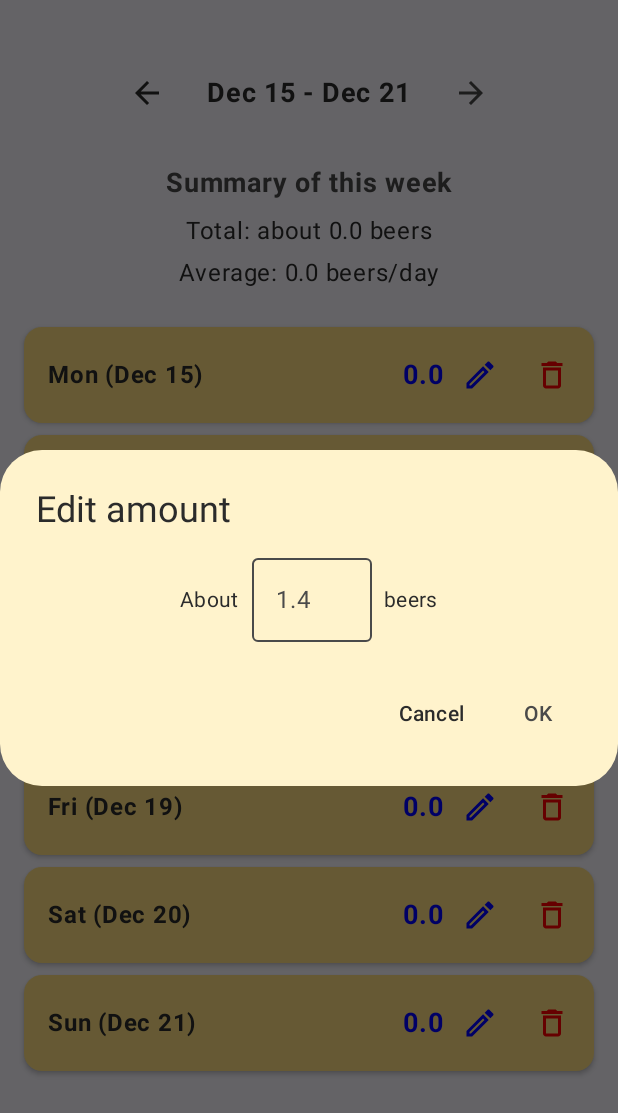
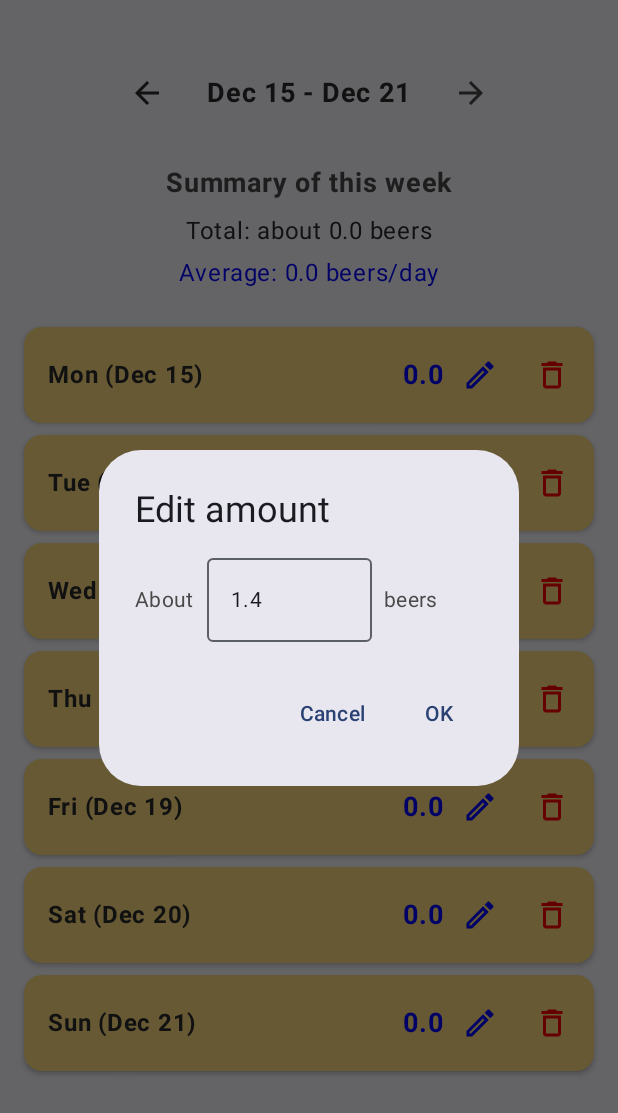
Before and after one commit to PowPowPic/SimpleBeerTime, an Android app built with Jetpack Compose: the composable HistoryScreen shown on its own in the app's theme, after a tap on "Edit", on a phone screen of 412 x 824 dp. Shown: the top 1113 px of the screen. Run offline under Robolectric (Android 15) with nearby library versions, the phone set to English and light mode, and no system bars.

Commit message:
SBT7　プレースホルダーを廃止　プリフィル入力へ

```diff
--- a/app/src/main/java/com/powder/simplebeertime/ui/dialog/EditDayAmountDialog.kt
+++ b/app/src/main/java/com/powder/simplebeertime/ui/dialog/EditDayAmountDialog.kt
@@ -1,19 +1,24 @@
 package com.powder.simplebeertime.ui.dialog
 
 import androidx.compose.foundation.layout.*
-import androidx.compose.foundation.text.KeyboardActions
 import androidx.compose.foundation.text.KeyboardOptions
 import androidx.compose.material3.*
 import androidx.compose.runtime.*
 import androidx.compose.ui.Alignment
 import androidx.compose.ui.Modifier
 import androidx.compose.ui.res.stringResource
-import androidx.compose.ui.text.input.ImeAction
 import androidx.compose.ui.text.input.KeyboardType
 import androidx.compose.ui.unit.dp
 import com.powder.simplebeertime.R
 import com.powder.simplebeertime.ui.theme.SimpleColors
-import kotlin.math.roundToInt
+
+import androidx.compose.material3.AlertDialog
+import androidx.compose.material3.TextButton
+import androidx.compose.material3.OutlinedTextField
+import java.util.Locale
+
+
+
 
 @Composable
 fun EditDayAmountDialog(
@@ -21,100 +26,68 @@ fun EditDayAmountDialog(
     onDismiss: () -> Unit,
     onConfirm: (Double) -> Unit
 ) {
-    var amountText by remember { mutableStateOf(
-        if (currentAmount > 0.0) String.format("%.1f", currentAmount) else ""
-    ) }
+    // ✅ 初期値：0.0なら 1.4、0より大きいなら現在値
+    var text by remember(currentAmount) {
+        mutableStateOf(
+            if (currentAmount > 0.0) {
+                String.format(Locale.getDefault(), "%.1f", currentAmount)
+            } else {
+                "1.4"
+            }
+        )
+    }
 
-    // 入力値のバリデーション
-    val parsedAmount = amountText.toDoubleOrNull()
-    val isValid = parsedAmount != null && parsedAmount >= 0.0
+    // 入力値の解析
+    val parsed = text.trim().toDoubleOrNull()
+
+    // ✅ 小数1桁に丸めて使う（安全策）
+    val normalized: Double? = parsed?.let { v ->
+        if (v < 0.0) null else kotlin.math.round(v * 10.0) / 10.0
+    }
 
     AlertDialog(
         onDismissRequest = onDismiss,
-        containerColor = SimpleColors.DialogBackground,
-        titleContentColor = SimpleColors.TextPrimary,
-        title = {
-            Text(text = stringResource(R.string.edit_day_dialog_title))
+        title = { Text(text = stringResource(R.string.edit_day_dialog_title)) },
+        confirmButton = {
+            TextButton(
+                onClick = { normalized?.let(onConfirm) },
+                enabled = normalized != null
+            ) {
+                Text(text = stringResource(android.R.string.ok))
+            }
+        },
+        dismissButton = {
+            TextButton(onClick = onDismiss) {
+                Text(text = stringResource(android.R.string.cancel))
+            }
         },
         text = {
-            Row(
-                verticalAlignment = Alignment.CenterVertically,
-                horizontalArrangement = Arrangement.Center,
-                modifier = Modifier.fillMaxWidth()
-            ) {
+            // About [   ] beers の並び
+            Row(verticalAlignment = Alignment.CenterVertically) {
                 Text(
-                    text = stringResource(R.string.main_amount_prefix),
-                    color = SimpleColors.TextPrimary
+                    text = "About",
+                    color = SimpleColors.TextSecondary
                 )
 
                 Spacer(modifier = Modifier.width(8.dp))
 
                 OutlinedTextField(
-                    value = amountText,
-                    onValueChange = { new ->
-                        // 数字と小数点のみ許可
-                        if (new.isEmpty() || new.matches(Regex("""^\d*\.?\d*$"""))) {
-                            amountText = new
-                        }
+                    value = text,
+                    onValueChange = { input ->
+                        // ✅ 数字・小数点だけ許可（ゆるめ）
+                        val filtered = input.filter { it.isDigit() || it == '.' }
+                        text = filtered
                     },
-                    modifier = Modifier.width(80.dp),
                     singleLine = true,
-                    placeholder = {
-                        Text(
-                            text = "1.4",
-                            color = SimpleColors.TextSecondary
-                        )
-                    },
-                    keyboardOptions = KeyboardOptions(
-                        keyboardType = KeyboardType.Decimal,
-                        imeAction = ImeAction.Done
-                    ),
-                    keyboardActions = KeyboardActions(
-                        onDone = {
-                            if (isValid && parsedAmount != null) {
-                                val rounded = (parsedAmount * 10).roundToInt() / 10.0
-                                onConfirm(rounded)
-                            }
-                        }
-                    ),
-                    colors = OutlinedTextFieldDefaults.colors(
-                        focusedTextColor = SimpleColors.TextPrimary,
-                        unfocusedTextColor = SimpleColors.TextPrimary,
-                        cursorColor = SimpleColors.TextPrimary,
-                        focusedBorderColor = SimpleColors.ButtonPrimary,
-                        unfocusedBorderColor = SimpleColors.TextSecondary
-                    )
+                    modifier = Modifier.width(110.dp),
+                    keyboardOptions = KeyboardOptions(keyboardType = KeyboardType.Decimal)
                 )
 
                 Spacer(modifier = Modifier.width(8.dp))
 
                 Text(
-                    text = stringResource(R.string.main_amount_suffix),
-                    color = SimpleColors.TextPrimary
-                )
-            }
-        },
-        confirmButton = {
-            TextButton(
-                onClick = {
-                    if (isValid && parsedAmount != null) {
-                        val rounded = (parsedAmount * 10).roundToInt() / 10.0
-                        onConfirm(rounded)
-                    }
-                },
-                enabled = isValid
-            ) {
-                Text(
-                    text = stringResource(R.string.common_ok),
-                    color = if (isValid) SimpleColors.PureBlue else SimpleColors.TextSecondary
-                )
-            }
-        },
-        dismissButton = {
-            TextButton(onClick = onDismiss) {
-                Text(
-                    text = stringResource(R.string.common_cancel),
-                    color = SimpleColors.TextPrimary
+                    text = "beers",
+                    color = SimpleColors.TextSecondary
                 )
             }
         }
--- a/app/src/main/java/com/powder/simplebeertime/ui/screen/HistoryScreen.kt
+++ b/app/src/main/java/com/powder/simplebeertime/ui/screen/HistoryScreen.kt
@@ -79,20 +79,26 @@ fun HistoryScreen(
 
     // 週平均
     val weekAverage = weekTotal / 7.0
+    val weekAverageColor: Color = when {
+        weekTotal == 0.0 -> SimpleColors.PureBlue      // 全部0の週
+        weekAverage >= 3.1 -> SimpleColors.PureRed     // 3.1以上は赤
+        weekAverage <= 1.4 -> SimpleColors.PureBlue    // 1.4以下は青
+        else -> SimpleColors.TextPrimary               // それ以外は黒
+    }
+
 
     // 色分け用の判定
-    val max = weekValues.maxOrNull() ?: 0.0
-    val min = weekValues.minOrNull() ?: 0.0
+    // 色分けルール（固定閾値）
     val allZero = weekValues.all { it == 0.0 }
-    val allSame = weekValues.all { it == weekValues.first() }
 
+    // 0.0〜1.4：青 / 1.5〜2.9：黒 / 3.0以上：赤
     fun valueColor(value: Double): Color = when {
         allZero -> SimpleColors.PureBlue
-        allSame && weekValues.first() != 0.0 -> SimpleColors.TextPrimary
-        value == max -> SimpleColors.PureRed
-        value == min -> SimpleColors.PureBlue
+        value >= 3.1 -> SimpleColors.PureRed
+        value <= 1.4 -> SimpleColors.PureBlue
         else -> SimpleColors.TextPrimary
     }
+
 
     // 曜日ラベル
     val dayLabels = listOf(
@@ -197,8 +203,9 @@ fun HistoryScreen(
             Text(
                 text = stringResource(R.string.history_week_avg, weekAverage),
                 fontSize = 16.sp,
-                color = SimpleColors.TextPrimary
+                color = weekAverageColor
             )
+
         }
 
         Spacer(modifier = Modifier.height(24.dp))
```
Also changed, not shown: app/src/main/java/com/powder/simplebeertime/ui/screen/MainScreen.kt (+20 -12 lines), 1 other file.
